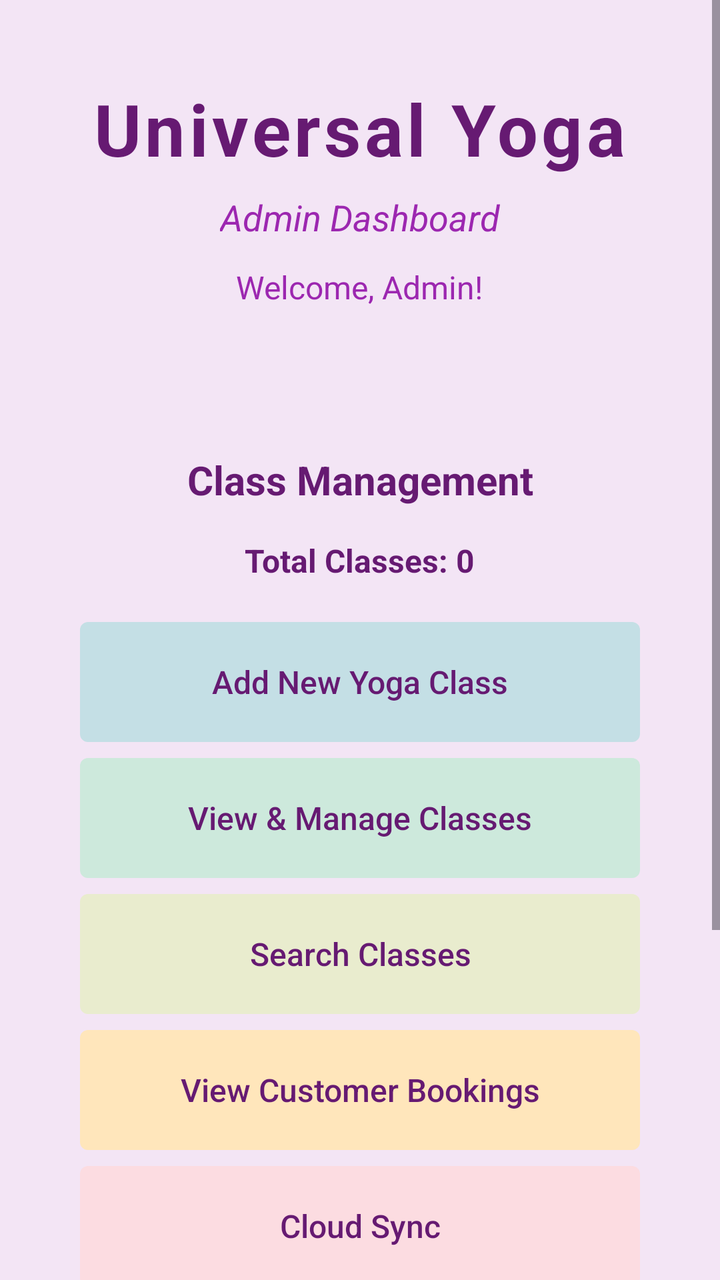
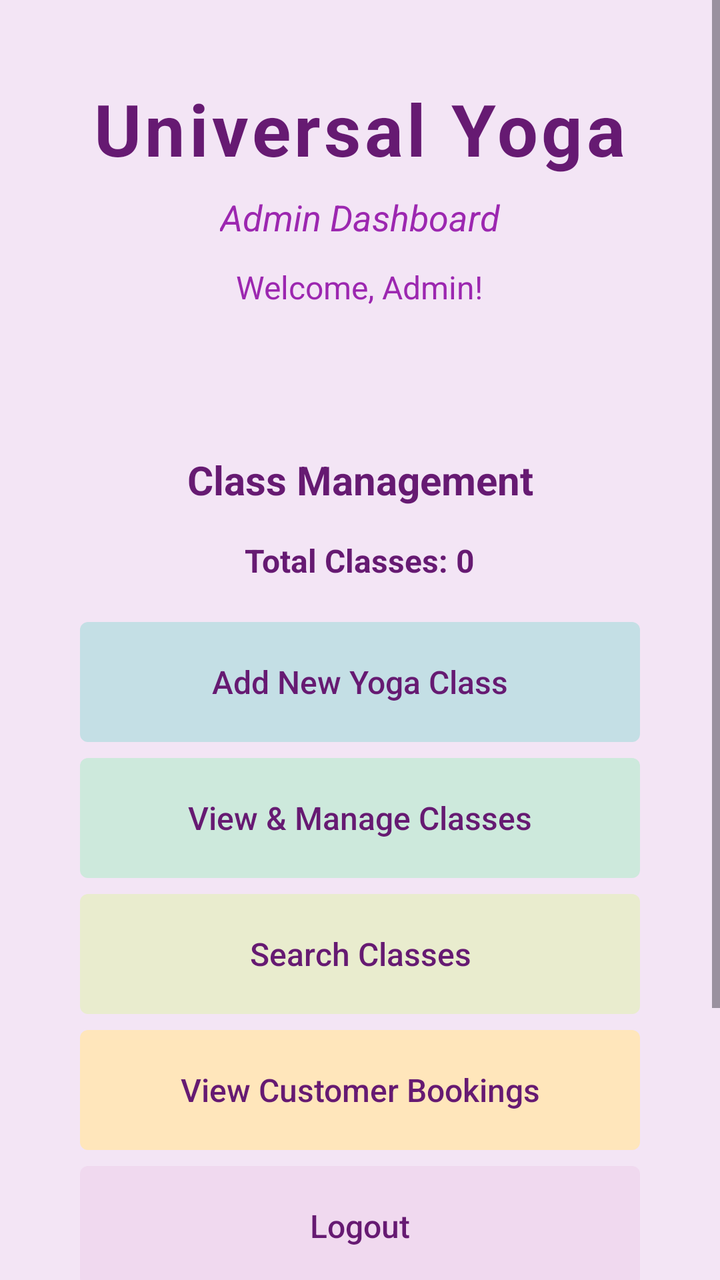

The first picture is an Android layout as it rendered before a commit; the second is the same layout after the commit. The layout source and the unified diff follow.
<!-- AndroidManifest.xml: application theme Theme.Yogaadminapp -->
<!-- res/layout/activity_main.xml -->
<?xml version="1.0" encoding="utf-8"?>
<ScrollView xmlns:android="http://schemas.android.com/apk/res/android"
    xmlns:tools="http://schemas.android.com/tools"
    android:layout_width="match_parent"
    android:layout_height="match_parent"
    android:background="@color/light_purple"
    android:fillViewport="true">

    <LinearLayout
        android:id="@+id/main"
        android:layout_width="match_parent"
        android:layout_height="wrap_content"
        android:orientation="vertical"
        android:padding="16dp"
        tools:context=".MainActivity">

        
        <LinearLayout
            android:layout_width="match_parent"
            android:layout_height="wrap_content"
            android:layout_marginBottom="32dp"
            android:gravity="center"
            android:orientation="vertical"
            android:padding="24dp">

            <TextView
                android:layout_width="wrap_content"
                android:layout_height="wrap_content"
                android:text="Universal Yoga"
                android:textColor="@color/dark_purple"
                android:textSize="36sp"
                android:textStyle="bold"
                android:letterSpacing="0.05" />

            <TextView
                android:layout_width="wrap_content"
                android:layout_height="wrap_content"
                android:layout_marginTop="8dp"
                android:text="Admin Dashboard"
                android:textColor="@color/medium_purple"
                android:textSize="18sp"
                android:textStyle="italic" />

            <TextView
                android:id="@+id/tv_welcome_message"
                android:layout_width="wrap_content"
                android:layout_height="wrap_content"
                android:layout_marginTop="12dp"
                android:text="Welcome, Admin!"
                android:textColor="@color/medium_purple"
                android:textSize="16sp" />

        </LinearLayout>

        
        <LinearLayout
            android:layout_width="match_parent"
            android:layout_height="wrap_content"
            android:layout_marginBottom="16dp"
            android:orientation="vertical"
            android:padding="16dp">

            
            <TextView
                android:layout_width="280dp"
                android:layout_height="wrap_content"
                android:layout_gravity="center"
                android:layout_marginBottom="16dp"
                android:gravity="center"
                android:text="Class Management"
                android:textColor="@color/dark_purple"
                android:textSize="20sp"
                android:textStyle="bold" />

            <TextView
                android:id="@+id/tv_class_count"
                android:layout_width="wrap_content"
                android:layout_height="wrap_content"
                android:layout_gravity="center"
                android:layout_marginBottom="16dp"
                android:text="Total Classes: 0"
                android:textColor="@color/dark_purple"
                android:textSize="16sp"
                android:textStyle="bold" />

            <LinearLayout
                android:layout_width="match_parent"
                android:layout_height="wrap_content"
                android:layout_marginBottom="24dp"
                android:orientation="vertical">

                <Button
                    android:id="@+id/btn_add_class"
                    style="@style/ButtonStyleSecondary1"
                    android:layout_width="280dp"
                    android:layout_height="60dp"
                    android:layout_gravity="center"
                    android:layout_marginBottom="12dp"
                    android:text="Add New Yoga Class"
                    android:textSize="16sp" />

                <Button
                    android:id="@+id/btn_view_classes"
                    style="@style/ButtonStyleSecondary02"
                    android:layout_width="280dp"
                    android:layout_height="60dp"
                    android:layout_gravity="center"
                    android:layout_marginBottom="12dp"
                    android:text="View &amp; Manage Classes"
                    android:textSize="16sp" />

                <Button
                    android:id="@+id/btn_search_classes"
                    style="@style/ButtonStyleSecondary3"
                    android:layout_width="280dp"
                    android:layout_height="60dp"
                    android:layout_gravity="center"
                    android:text="Search Classes"
                    android:textSize="16sp" />

                <Button
                    android:id="@+id/btn_view_bookings"
                    style="@style/ButtonStyleSecondary4"
                    android:layout_width="280dp"
                    android:layout_height="60dp"
                    android:layout_gravity="center"
                    android:layout_marginBottom="12dp"
                    android:text="View Customer Bookings"
                    android:textSize="16sp" />

                <Button
                    android:id="@+id/btn_cloud_sync"
                    style="@style/ButtonStyleSecondary5"
                    android:layout_width="280dp"
                    android:layout_height="60dp"
                    android:layout_gravity="center"
                    android:layout_marginBottom="12dp"
                    android:text="Cloud Sync"
                    android:textSize="16sp" />

                
                <Button
                    android:id="@+id/btn_logout"
                    style="@style/ButtonStyleSecondary6"
                    android:layout_width="280dp"
                    android:layout_height="60dp"
                    android:layout_gravity="center"
                    android:text="Logout"
                    android:textSize="16sp" />

            </LinearLayout>

        </LinearLayout>

        
        <LinearLayout
            android:layout_width="match_parent"
            android:layout_height="wrap_content"
            android:layout_marginTop="32dp"
            android:gravity="center"
            android:orientation="vertical"
            android:padding="20dp">

            <TextView
                android:layout_width="match_parent"
                android:layout_height="wrap_content"
                android:gravity="center"
                android:text="✨ Manage your yoga studio with ease"
                android:textColor="@color/medium_purple"
                android:textSize="16sp"
                android:textStyle="italic" />

        </LinearLayout>

    </LinearLayout>

</ScrollView>
<!-- resources referenced by this layout -->
<resources>
  <color name="dark_purple">#661a72</color>
  <color name="light_purple">#F3E5F5</color>
  <color name="medium_purple">#9C27B0</color>
  <style name="ButtonStyleSecondary02" parent="ButtonStyle">
          <item name="android:textColor">@color/dark_purple</item>
          <item name="android:background">@drawable/input_background</item>
          <item name="android:backgroundTint">@color/green</item>
      </style>
  <style name="ButtonStyleSecondary1" parent="ButtonStyle">
          <item name="android:textColor">@color/dark_purple</item>
          <item name="android:background">@drawable/input_background</item>
          <item name="android:backgroundTint">@color/blue</item>
      </style>
  <style name="ButtonStyleSecondary3" parent="ButtonStyle">
          <item name="android:textColor">@color/dark_purple</item>
          <item name="android:background">@drawable/input_background</item>
          <item name="android:backgroundTint">@color/beige</item>
      </style>
  <style name="ButtonStyleSecondary4" parent="ButtonStyle">
          <item name="android:textColor">@color/dark_purple</item>
          <item name="android:background">@drawable/input_background</item>
          <item name="android:backgroundTint">@color/yellow</item>
      </style>
  <style name="ButtonStyleSecondary5" parent="ButtonStyle">
          <item name="android:textColor">@color/dark_purple</item>
          <item name="android:background">@drawable/input_background</item>
          <item name="android:backgroundTint">@color/pink</item>
      </style>
  <style name="ButtonStyleSecondary6" parent="ButtonStyle">
          <item name="android:textColor">@color/dark_purple</item>
          <item name="android:background">@drawable/input_background</item>
          <item name="android:backgroundTint">@color/violet</item>
      </style>
  <style name="Theme.Yogaadminapp" parent="Base.Theme.Yogaadminapp" />
  <style name="ButtonStyle">
          <item name="android:background">@drawable/button_background</item>
          <item name="android:textColor">@color/dark_purple</item>
          <item name="android:textSize">16sp</item>
          <item name="android:padding">16dp</item>
          <item name="android:layout_margin">4dp</item>
          <item name="android:textAllCaps">false</item>
          <item name="android:elevation">0dp</item>
          <item name="android:translationZ">0dp</item>
          <item name="android:stateListAnimator">@null</item>
          <item name="backgroundTint">@null</item>
          <item name="android:backgroundTint">@null</item>
      </style>
  <!-- drawable input_background (drawable) -->
  <?xml version="1.0" encoding="utf-8"?>
  <shape xmlns:android="http://schemas.android.com/apk/res/android">
      <solid android:color="@color/white" />
      <corners android:radius="4dp" />
  </shape>
  <color name="green">#CDE9DC</color>
  <color name="blue">#C4DFE5</color>
  <color name="beige">#E9ECCE</color>
  <color name="yellow">#FFE6BB</color>
  <color name="pink">#FCDCE1</color>
  <color name="violet">#F0D9EF</color>
  <style name="Base.Theme.Yogaadminapp" parent="Theme.Material3.DayNight.NoActionBar">
          
          
          
          
          <item name="android:windowContentTransitions">false</item>
          <item name="android:windowActivityTransitions">false</item>
      </style>
  <!-- drawable button_background (drawable) -->
  <?xml version="1.0" encoding="utf-8"?>
  <shape xmlns:android="http://schemas.android.com/apk/res/android">
      <solid android:color="@color/accent_blue" />
      <corners android:radius="8dp" />
      <stroke
          android:width="2dp"
          android:color="@color/accent_blue" />
  </shape>
  <color name="white">#FFFFFFFF</color>
  <color name="accent_blue">#def4f7</color>
</resources>

<!-- the commit's change to res/layout/activity_main.xml (unified diff, before → after) -->
@@ -128,16 +128,6 @@
                     android:text="View Customer Bookings"
                     android:textSize="16sp" />
 
-                <Button
-                    android:id="@+id/btn_cloud_sync"
-                    style="@style/ButtonStyleSecondary5"
-                    android:layout_width="280dp"
-                    android:layout_height="60dp"
-                    android:layout_gravity="center"
-                    android:layout_marginBottom="12dp"
-                    android:text="Cloud Sync"
-                    android:textSize="16sp" />
-
                 
                 <Button
                     android:id="@+id/btn_logout"
<!-- resource entries referenced after the edit -->
@@ -22,11 +22,6 @@
           <item name="android:textColor">@color/dark_purple</item>
           <item name="android:background">@drawable/input_background</item>
           <item name="android:backgroundTint">@color/yellow</item>
-      </style>
-  <style name="ButtonStyleSecondary5" parent="ButtonStyle">
-          <item name="android:textColor">@color/dark_purple</item>
-          <item name="android:background">@drawable/input_background</item>
-          <item name="android:backgroundTint">@color/pink</item>
       </style>
   <style name="ButtonStyleSecondary6" parent="ButtonStyle">
           <item name="android:textColor">@color/dark_purple</item>
@@ -57,7 +52,6 @@
   <color name="blue">#C4DFE5</color>
   <color name="beige">#E9ECCE</color>
   <color name="yellow">#FFE6BB</color>
-  <color name="pink">#FCDCE1</color>
   <color name="violet">#F0D9EF</color>
   <style name="Base.Theme.Yogaadminapp" parent="Theme.Material3.DayNight.NoActionBar">
           
